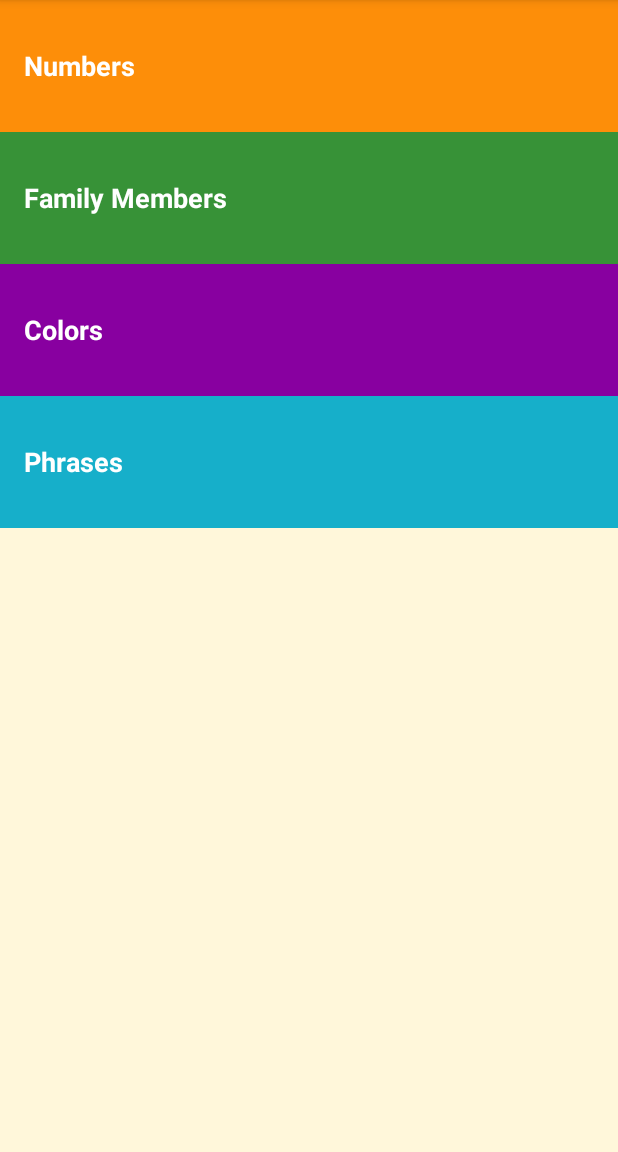
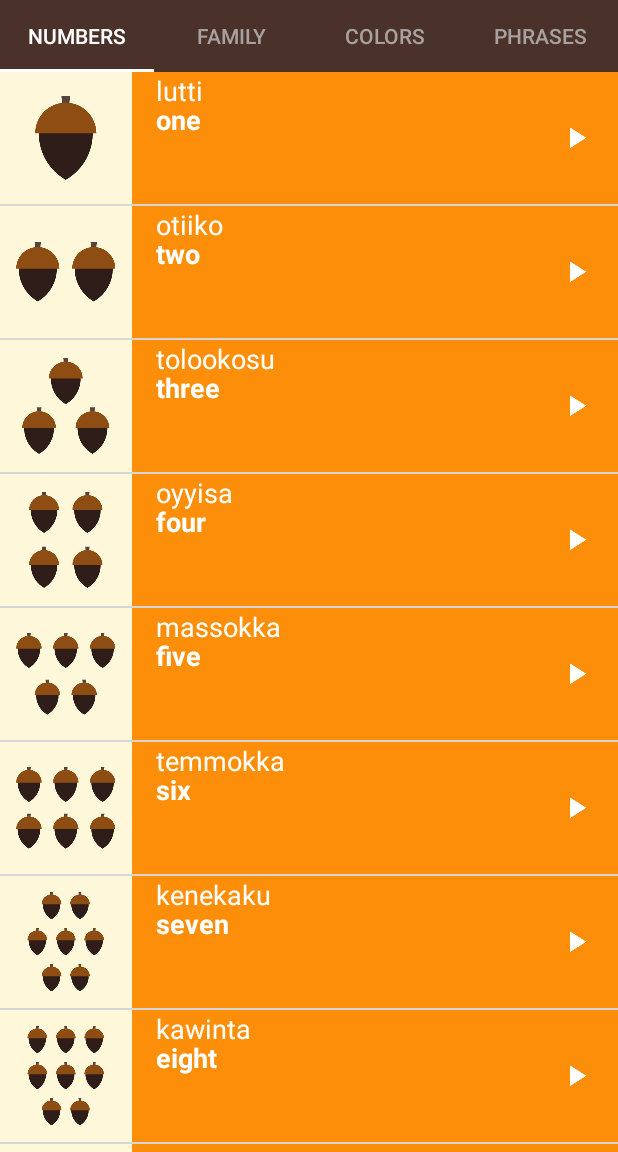
Before and after one commit to PulkitVashistha/Miwok-app, an Android app: the screen it shows after launch (MainActivity), on a phone screen of 412 x 824 dp, the part 84-1236 px from its top. Run offline under Robolectric (Android 15) with nearby library versions, the light colour scheme and no system bars.

Commit message:
viewpager and fragments

```diff
--- a/app/src/main/java/com/example/android/miwok/NumbersActivity.java
+++ b/app/src/main/java/com/example/android/miwok/FamilyFragment.java
@@ -1,16 +1,25 @@
 package com.example.android.miwok;
+
 
 import android.media.AudioManager;
 import android.media.MediaPlayer;
-import android.support.v7.app.AppCompatActivity;
 import android.os.Bundle;
+import android.support.v4.app.Fragment;
+import android.view.LayoutInflater;
 import android.view.View;
+import android.view.ViewGroup;
 import android.widget.AdapterView;
 import android.widget.ListView;
+import android.widget.TextView;
 
 import java.util.ArrayList;
 
-public class NumbersActivity extends AppCompatActivity {
+import static android.content.Context.AUDIO_SERVICE;
+
+/**
+ * A simple {@link Fragment} subclass.
+ */
+public class FamilyFragment extends Fragment {
 
     private MediaPlayer mMediaPlayer;
 
@@ -26,7 +35,6 @@ public class NumbersActivity extends AppCompatActivity {
     private AudioManager.OnAudioFocusChangeListener mAudioFocusChangeListener = new AudioManager.OnAudioFocusChangeListener() {
         @Override
         public void onAudioFocusChange(int focusChange) {
-
             if (focusChange == AudioManager.AUDIOFOCUS_LOSS_TRANSIENT ||
                     focusChange == AudioManager.AUDIOFOCUS_LOSS_TRANSIENT_CAN_DUCK) {
                 mMediaPlayer.pause();
@@ -40,31 +48,35 @@ public class NumbersActivity extends AppCompatActivity {
         }
     };
 
+    public FamilyFragment() {
+        // Required empty public constructor
+    }
 
-    protected void onCreate(Bundle savedInstanceState) {
-        super.onCreate(savedInstanceState);
 
-        mAudioManager = (AudioManager) getSystemService(AUDIO_SERVICE);
+    @Override
+    public View onCreateView(LayoutInflater inflater, ViewGroup container,
+                             Bundle savedInstanceState) {
+        View rootView = inflater.inflate(R.layout.word_list, container, false);
 
-        setContentView(R.layout.word_list);
+        mAudioManager = (AudioManager) getActivity().getSystemService(AUDIO_SERVICE);
 
         final ArrayList<Word> words = new ArrayList<Word>();
 
-        words.add(new Word("one", "lutti", R.drawable.number_one, R.raw.number_one));
-        words.add(new Word("two", "otiiko", R.drawable.number_two, R.raw.number_two));
-        words.add(new Word("three", "tolookosu", R.drawable.number_three, R.raw.number_three));
-        words.add(new Word("four", "oyyisa", R.drawable.number_four, R.raw.number_four));
-        words.add(new Word("five", "massokka", R.drawable.number_five, R.raw.number_five));
-        words.add(new Word("six", "temmokka", R.drawable.number_six, R.raw.number_six));
-        words.add(new Word("seven", "kenekaku", R.drawable.number_seven, R.raw.number_seven));
-        words.add(new Word("eight", "kawinta", R.drawable.number_eight, R.raw.number_eight));
-        words.add(new Word("nine", "wo’e", R.drawable.number_nine, R.raw.number_nine));
-        words.add(new Word("ten", "na’aacha", R.drawable.number_ten, R.raw.number_ten));
+        words.add(new Word("father", "әpә", R.drawable.family_father, R.raw.family_father));
+        words.add(new Word("mother", "әṭa", R.drawable.family_mother, R.raw.family_mother));
+        words.add(new Word("son", "angsi", R.drawable.family_son, R.raw.family_son));
+        words.add(new Word("daughter", "tune", R.drawable.family_daughter, R.raw.family_daughter));
+        words.add(new Word("older brother", "taachi", R.drawable.family_older_brother, R.raw.family_older_brother));
+        words.add(new Word("younger brother", "chalitti", R.drawable.family_younger_brother, R.raw.family_older_brother));
+        words.add(new Word("older sister", "teṭe", R.drawable.family_older_sister, R.raw.family_older_sister));
+        words.add(new Word("younger sister", "kolliti", R.drawable.family_younger_sister, R.raw.family_younger_sister));
+        words.add(new Word("grandmother ", "ama", R.drawable.family_grandmother, R.raw.family_grandmother));
+        words.add(new Word("grandfather", "paapa", R.drawable.family_grandfather, R.raw.family_grandfather));
 
 
-        WordAdapter adapter = new WordAdapter(this, words, R.color.category_numbers);
+        WordAdapter adapter = new WordAdapter(getActivity(), words, R.color.category_family);
 
-        ListView listView = (ListView) findViewById(R.id.list);
+        ListView listView = (ListView) rootView.findViewById(R.id.list);
 
         listView.setAdapter(adapter);
 
@@ -82,18 +94,24 @@ public class NumbersActivity extends AppCompatActivity {
 
                 if (result == AudioManager.AUDIOFOCUS_REQUEST_GRANTED) {
 
-                    mMediaPlayer = MediaPlayer.create(NumbersActivity.this, word.getAudioId());
+                    mMediaPlayer = MediaPlayer.create(getActivity(), word.getAudioId());
                     mMediaPlayer.start();
+
                     mMediaPlayer.setOnCompletionListener(mCompletionListener);
                 }
-
             }
 
         });
 
+        return rootView;
     }
 
+    @Override
+    public void onStop() {
+        super.onStop();
 
+        releaseMediaPlayer();
+    }
 
     private void releaseMediaPlayer() {
         // If the media player is not null, then it may be currently playing a sound.
@@ -110,6 +128,4 @@ public class NumbersActivity extends AppCompatActivity {
             mAudioManager.abandonAudioFocus(mAudioFocusChangeListener);
         }
     }
-
-
 }
--- a/app/src/main/java/com/example/android/miwok/MainActivity.java
+++ b/app/src/main/java/com/example/android/miwok/MainActivity.java
@@ -18,6 +18,8 @@ package com.example.android.miwok;
 import android.app.Activity;
 import android.content.Intent;
 import android.os.Bundle;
+import android.support.design.widget.TabLayout;
+import android.support.v4.view.ViewPager;
 import android.support.v7.app.AppCompatActivity;
 import android.view.View;
 import android.widget.LinearLayout;
@@ -35,67 +37,13 @@ public class MainActivity extends AppCompatActivity {
         // Set the content of the activity to use the activity_main.xml layout file
         setContentView(R.layout.activity_main);
 
-        //find a view that shows the numbers category
-        TextView numbers = (TextView)findViewById(R.id.numbers);
+        ViewPager viewPager = (ViewPager)findViewById(R.id.viewpager);
 
-        //set a click listener on that view
-        numbers.setOnClickListener(new View.OnClickListener() {
-            @Override
-            public void onClick(View view) {
+        MyFragmentPagerAdapter adapter = new MyFragmentPagerAdapter(getSupportFragmentManager());
 
-                //create a new intent to open the {@link NumbersActivity}
-                Intent numbersIntent = new Intent(MainActivity.this,NumbersActivity.class);
+        viewPager.setAdapter(adapter);
 
-                //start new activity
-                startActivity(numbersIntent);
-            }
-        });
-
-        TextView colors = (TextView)findViewById(R.id.colors);
-
-        //set a click listener on that view
-        colors.setOnClickListener(new View.OnClickListener() {
-            @Override
-            public void onClick(View view) {
-
-                //create a new intent to open the {@link NumbersActivity}
-                Intent colorsIntent = new Intent(MainActivity.this,ColorsActivity.class);
-
-                //start new activity
-                startActivity(colorsIntent);
-            }
-        });
-
-        TextView phrases = (TextView)findViewById(R.id.phrases);
-
-        //set a click listener on that view
-        phrases.setOnClickListener(new View.OnClickListener() {
-            @Override
-            public void onClick(View view) {
-
-                //create a new intent to open the {@link NumbersActivity}
-                Intent phrasesIntent = new Intent(MainActivity.this,PhrasesActivity.class);
-
-                //start new activity
-                startActivity(phrasesIntent);
-            }
-        });
-
-        TextView family = (TextView)findViewById(R.id.family);
-
-        //set a click listener on that view
-        family.setOnClickListener(new View.OnClickListener() {
-            @Override
-            public void onClick(View view) {
-
-                //create a new intent to open the {@link NumbersActivity}
-                Intent familyIntent = new Intent(MainActivity.this,FamilyActivity.class);
-
-                //start new activity
-                startActivity(familyIntent);
-            }
-        });
-
-
+        TabLayout tabLayout = (TabLayout)findViewById(R.id.sliding_tabs);
+        tabLayout.setupWithViewPager(viewPager);
     }
 }
--- /dev/null
+++ b/app/src/main/java/com/example/android/miwok/MyFragmentPagerAdapter.java
@@ -0,0 +1,39 @@
+package com.example.android.miwok;
+
+import android.support.v4.app.Fragment;
+import android.support.v4.app.FragmentManager;
+import android.support.v4.app.FragmentPagerAdapter;
+
+/**
+ * Created by pulkit on 2/27/2018.
+ */
+
+public class MyFragmentPagerAdapter extends FragmentPagerAdapter {
+
+    public  MyFragmentPagerAdapter(FragmentManager fm){super(fm) ;}
+
+    private  String tabTitles[] = new String[]{"Numbers","Family","Colors","Phrases"};
+
+    @Override
+    public Fragment getItem(int position) {
+        if(position==0) {
+            return new NumbersFragment();
+        }else if (position==1){
+            return new FamilyFragment();
+        }else if (position==2){
+            return new ColorsFragment();
+        }else {
+            return new PhrasesFragment();
+        }
+    }
+
+    @Override
+    public CharSequence getPageTitle(int position) {
+        return tabTitles[position];
+    }
+
+    @Override
+    public int getCount() {
+        return 4;
+    }
+}
--- a/app/src/main/java/com/example/android/miwok/FamilyActivity.java
+++ b/app/src/main/java/com/example/android/miwok/NumbersFragment.java
@@ -1,16 +1,25 @@
 package com.example.android.miwok;
+
 
 import android.media.AudioManager;
 import android.media.MediaPlayer;
-import android.support.v7.app.AppCompatActivity;
 import android.os.Bundle;
+import android.support.v4.app.Fragment;
+import android.view.LayoutInflater;
 import android.view.View;
+import android.view.ViewGroup;
 import android.widget.AdapterView;
 import android.widget.ListView;
+import android.widget.TextView;
 
 import java.util.ArrayList;
 
-public class FamilyActivity extends AppCompatActivity {
+import static android.content.Context.AUDIO_SERVICE;
+
+/**
+ * A simple {@link Fragment} subclass.
+ */
+public class NumbersFragment extends Fragment {
 
     private MediaPlayer mMediaPlayer;
 
@@ -26,6 +35,7 @@ public class FamilyActivity extends AppCompatActivity {
     private AudioManager.OnAudioFocusChangeListener mAudioFocusChangeListener = new AudioManager.OnAudioFocusChangeListener() {
         @Override
         public void onAudioFocusChange(int focusChange) {
+
             if (focusChange == AudioManager.AUDIOFOCUS_LOSS_TRANSIENT ||
                     focusChange == AudioManager.AUDIOFOCUS_LOSS_TRANSIENT_CAN_DUCK) {
                 mMediaPlayer.pause();
@@ -39,30 +49,35 @@ public class FamilyActivity extends AppCompatActivity {
         }
     };
 
+    public NumbersFragment() {
+        // Required empty public constructor
+    }
 
-    protected void onCreate(Bundle savedInstanceState) {
-        super.onCreate(savedInstanceState);
-        setContentView(R.layout.word_list);
 
-        mAudioManager = (AudioManager) getSystemService(AUDIO_SERVICE);
+    @Override
+    public View onCreateView(LayoutInflater inflater, ViewGroup container,
+                             Bundle savedInstanceState) {
+        View rootView = inflater.inflate(R.layout.word_list, container, false);
+
+        mAudioManager = (AudioManager) getActivity().getSystemService(AUDIO_SERVICE);
 
         final ArrayList<Word> words = new ArrayList<Word>();
 
-        words.add(new Word("father", "әpә", R.drawable.family_father, R.raw.family_father));
-        words.add(new Word("mother", "әṭa", R.drawable.family_mother, R.raw.family_mother));
-        words.add(new Word("son", "angsi", R.drawable.family_son, R.raw.family_son));
-        words.add(new Word("daughter", "tune", R.drawable.family_daughter, R.raw.family_daughter));
-        words.add(new Word("older brother", "taachi", R.drawable.family_older_brother, R.raw.family_older_brother));
-        words.add(new Word("younger brother", "chalitti", R.drawable.family_younger_brother, R.raw.family_older_brother));
-        words.add(new Word("older sister", "teṭe", R.drawable.family_older_sister, R.raw.family_older_sister));
-        words.add(new Word("younger sister", "kolliti", R.drawable.family_younger_sister, R.raw.family_younger_sister));
-        words.add(new Word("grandmother ", "ama", R.drawable.family_grandmother, R.raw.family_grandmother));
-        words.add(new Word("grandfather", "paapa", R.drawable.family_grandfather, R.raw.family_grandfather));
+        words.add(new Word("one", "lutti", R.drawable.number_one, R.raw.number_one));
+        words.add(new Word("two", "otiiko", R.drawable.number_two, R.raw.number_two));
+        words.add(new Word("three", "tolookosu", R.drawable.number_three, R.raw.number_three));
+        words.add(new Word("four", "oyyisa", R.drawable.number_four, R.raw.number_four));
+        words.add(new Word("five", "massokka", R.drawable.number_five, R.raw.number_five));
+        words.add(new Word("six", "temmokka", R.drawable.number_six, R.raw.number_six));
+        words.add(new Word("seven", "kenekaku", R.drawable.number_seven, R.raw.number_seven));
+        words.add(new Word("eight", "kawinta", R.drawable.number_eight, R.raw.number_eight));
+        words.add(new Word("nine", "wo’e", R.drawable.number_nine, R.raw.number_nine));
+        words.add(new Word("ten", "na’aacha", R.drawable.number_ten, R.raw.number_ten));
 
 
-        WordAdapter adapter = new WordAdapter(this, words, R.color.category_family);
+        WordAdapter adapter = new WordAdapter(getActivity(), words, R.color.category_numbers);
 
-        ListView listView = (ListView) findViewById(R.id.list);
+        ListView listView = (ListView) rootView.findViewById(R.id.list);
 
         listView.setAdapter(adapter);
 
@@ -80,14 +95,21 @@ public class FamilyActivity extends AppCompatActivity {
 
                 if (result == AudioManager.AUDIOFOCUS_REQUEST_GRANTED) {
 
-                    mMediaPlayer = MediaPlayer.create(FamilyActivity.this, word.getAudioId());
+                    mMediaPlayer = MediaPlayer.create(getActivity(), word.getAudioId());
                     mMediaPlayer.start();
-
                     mMediaPlayer.setOnCompletionListener(mCompletionListener);
                 }
+
             }
+        });
 
-        });
+        return rootView;
+    }
+
+    @Override
+    public void onStop() {
+        super.onStop();
+        releaseMediaPlayer();
     }
 
     private void releaseMediaPlayer() {
@@ -105,4 +127,5 @@ public class FamilyActivity extends AppCompatActivity {
             mAudioManager.abandonAudioFocus(mAudioFocusChangeListener);
         }
     }
+
 }
--- a/app/src/main/res/layout/activity_main.xml
+++ b/app/src/main/res/layout/activity_main.xml
@@ -1,72 +1,24 @@
-<?xml version="1.0" encoding="utf-8"?><!-- Copyright (C) 2016 The Android Open Source Project
-
-     Licensed under the Apache License, Version 2.0 (the "License");
-     you may not use this file except in compliance with the License.
-     You may obtain a copy of the License at
-
-          http://www.apache.org/licenses/LICENSE-2.0
-
-     Unless required by applicable law or agreed to in writing, software
-     distributed under the License is distributed on an "AS IS" BASIS,
-     WITHOUT WARRANTIES OR CONDITIONS OF ANY KIND, either express or implied.
-     See the License for the specific language governing permissions and
-     limitations under the License.
--->
 <LinearLayout xmlns:android="http://schemas.android.com/apk/res/android"
     xmlns:tools="http://schemas.android.com/tools"
     android:layout_width="match_parent"
     android:layout_height="match_parent"
-    android:background="@color/tan_background"
+    xmlns:app="http://schemas.android.com/apk/res-auto"
     android:orientation="vertical"
     tools:context="com.example.android.miwok.MainActivity">
 
-    <FrameLayout
+    <android.support.design.widget.TabLayout
+        android:id="@+id/sliding_tabs"
         android:layout_width="match_parent"
         android:layout_height="wrap_content"
-        android:background="@color/category_numbers">
+        app:tabTextColor="#A8A19E"
+        app:tabIndicatorColor="#FFFFFF"
+        app:tabSelectedTextColor="#FFFFFF"
+        android:background="#4A312A"
+        app:tabMode="fixed" />
 
-        <TextView
-            android:id="@+id/numbers"
-            style="@style/CategoryStyle"
-            android:background="?android:attr/selectableItemBackground"
-            android:text="@string/category_numbers"/>
-
-    </FrameLayout>
-
-    <FrameLayout
+    <android.support.v4.view.ViewPager
+        android:id="@+id/viewpager"
         android:layout_width="match_parent"
-        android:layout_height="wrap_content"
-        android:background="@color/category_family">
-
-        <TextView
-            android:id="@+id/family"
-            style="@style/CategoryStyle"
-            android:background="?android:attr/selectableItemBackground"
-            android:text="@string/category_family" />
-    </FrameLayout>
-
-    <FrameLayout
-        android:layout_width="match_parent"
-        android:layout_height="wrap_content"
-        android:background="@color/category_colors">
-
-        <TextView
-            android:id="@+id/colors"
-            style="@style/CategoryStyle"
-            android:background="?android:attr/selectableItemBackground"
-            android:text="@string/category_colors" />
-    </FrameLayout>
-
-    <FrameLayout
-        android:layout_width="match_parent"
-        android:layout_height="wrap_content"
-        android:background="@color/category_phrases">
-
-        <TextView
-            android:id="@+id/phrases"
-            style="@style/CategoryStyle"
-            android:background="?android:attr/selectableItemBackground"
-            android:text="@string/category_phrases" />
-    </FrameLayout>
+        android:layout_height="match_parent" />
 
 </LinearLayout>
--- a/app/src/main/res/values/strings.xml
+++ b/app/src/main/res/values/strings.xml
@@ -27,4 +27,7 @@
 
     <!-- Category name for the vocabulary words for family members [CHAR LIMIT=20] -->
     <string name="category_family">Family Members</string>
+
+    <!-- TODO: Remove or change this placeholder text -->
+    <string name="hello_blank_fragment">Hello blank fragment</string>
 </resources>
--- a/app/src/main/res/values/styles.xml
+++ b/app/src/main/res/values/styles.xml
@@ -18,16 +18,25 @@
     <style name="AppTheme" parent="Theme.AppCompat.Light.DarkActionBar">
         <item name="colorPrimary">@color/primary_color</item>
         <item name="colorPrimaryDark">@color/primary_dark_color</item>
+        <item name="actionBarStyle">@style/MiwokAppBarStyle</item>
+        <item name="android:windowContentOverlay">@null</item>
     </style>
 
-    <!-- Style for a category of vocabulary words -->
-    <style name="CategoryStyle">
-        <item name="android:layout_width">match_parent</item>
-        <item name="android:layout_height">@dimen/list_item_height</item>
-        <item name="android:gravity">center_vertical</item>
-        <item name="android:padding">16dp</item>
-        <item name="android:textColor">@android:color/white</item>
-        <item name="android:textStyle">bold</item>
-        <item name="android:textAppearance">?android:textAppearanceMedium</item>
+    <!-- App bar style -->
+    <style name="MiwokAppBarStyle" parent="@style/Widget.AppCompat.Light.ActionBar.Solid.Inverse">
+        <!-- Remove the shadow below the app bar -->
+        <item name="elevation">0dp</item>
+    </style>
+
+    <!-- Style for a tab that displays a category name -->
+    <style name="CategoryTab" parent="Widget.Design.TabLayout">
+        <item name="tabIndicatorColor">@android:color/white</item>
+        <item name="tabSelectedTextColor">@android:color/white</item>
+        <item name="tabTextAppearance">@style/CategoryTabTextAppearance</item>
+    </style>
+
+    <!-- Text appearance style for a category tab -->
+    <style name="CategoryTabTextAppearance" parent="TextAppearance.Design.Tab">
+        <item name="android:textColor">#A8A19E</item>
     </style>
 </resources>
```
Also changed, not shown: app/src/main/AndroidManifest.xml (+0 -32 lines), app/src/main/java/com/example/android/miwok/ColorsFragment.java (renamed from app/src/main/java/com/example/android/miwok/ColorsActivity.java, +24 -20 lines), app/src/main/java/com/example/android/miwok/PhrasesFragment.java (renamed from app/src/main/java/com/example/android/miwok/PhrasesActivity.java, +35 -10 lines), app/src/main/res/layout/activity_category.xml (added, +8 -0 lines).
